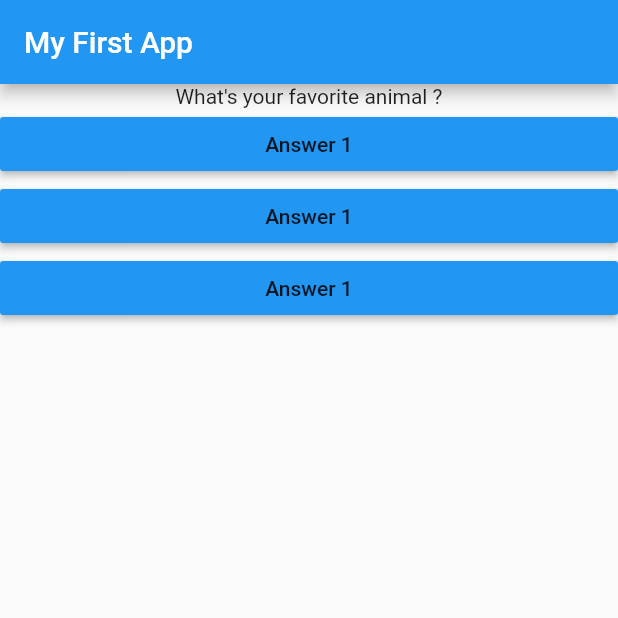
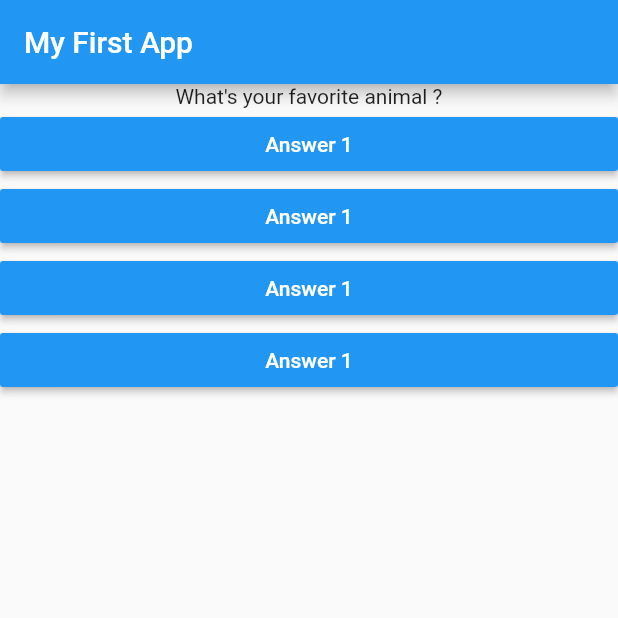
Before and after one commit to LeandroLS/flutter_course, a Flutter app: the screen it shows after launch, after a tap on "Answer 1", on a phone screen of 412 x 824 dp, the top half of it. Run offline on Flutter 3.47's test engine with Material 2 defaults, Android fonts, the phone set to English and light mode, and no system bars.

Commit message:
aplicando maps

```diff
--- a/lib/answer.dart
+++ b/lib/answer.dart
@@ -2,13 +2,15 @@ import 'package:flutter/material.dart';
 
 class Answer extends StatelessWidget {
   final Function selectHandler;
-  Answer(this.selectHandler);
+  final String answerText;
+  Answer(this.selectHandler, this.answerText);
   @override
   Widget build(BuildContext context) {
     return Container(
       width: double.infinity,
       child: RaisedButton(
         color: Colors.blue,
+        textColor: Colors.white,
         child: Text('Answer 1'),
         onPressed: selectHandler,
       ),
--- a/lib/main.dart
+++ b/lib/main.dart
@@ -13,16 +13,26 @@ class MyApp extends StatefulWidget {
 
 class _MyAppState extends State<MyApp> {
   int _questionIndex = 0;
-  void answerQuestion() {
+  void _answerQuestion() {
     setState(() {
       _questionIndex += 1;
     });
     print(_questionIndex);
   }
 
-  List<String> questions = [
-    "What's your favorite color ?",
-    "What's your favorite animal ?"
+  var questions = [
+    {
+      'questionText': 'What\'s your favorite color ?',
+      'answers' : ['White', 'Black', 'Red', 'Green']
+    },
+    {
+      'questionText': 'What\'s your favorite animal ?',
+      'answers' : ['Rabbit', 'Snake', 'Elephant', 'Lion']
+    },
+    {
+      'questionText': 'Who\'s your favorite instructor ?',
+      'answers' : ['Max', 'Max']
+    },
   ];
   @override
   Widget build(BuildContext context) {
@@ -33,10 +43,10 @@ class _MyAppState extends State<MyApp> {
         ),
         body: Column(
           children: <Widget>[
-            Question(questions[_questionIndex]),
-            Answer(answerQuestion),
-            Answer(answerQuestion),
-            Answer(answerQuestion),
+            Question(questions[_questionIndex]['questionText']),
+            ...(questions[_questionIndex]['answers'] as List<String>).map((answer) {
+              return Answer(_answerQuestion , answer);
+            }).toList()
           ],
         ),
       ),
```
